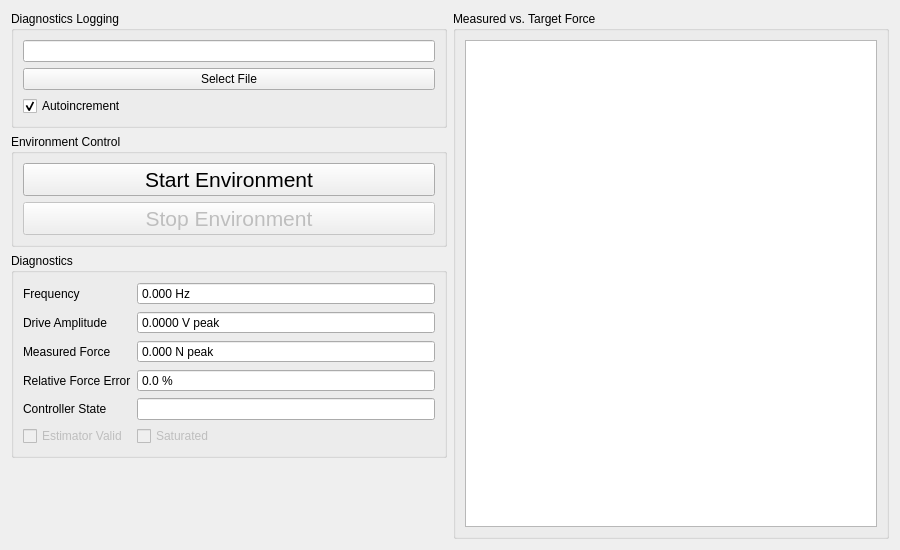
Old version of the form components/sine_force_control_run.ui in the repository uxmjo/rattlesnake-vibration-controller.
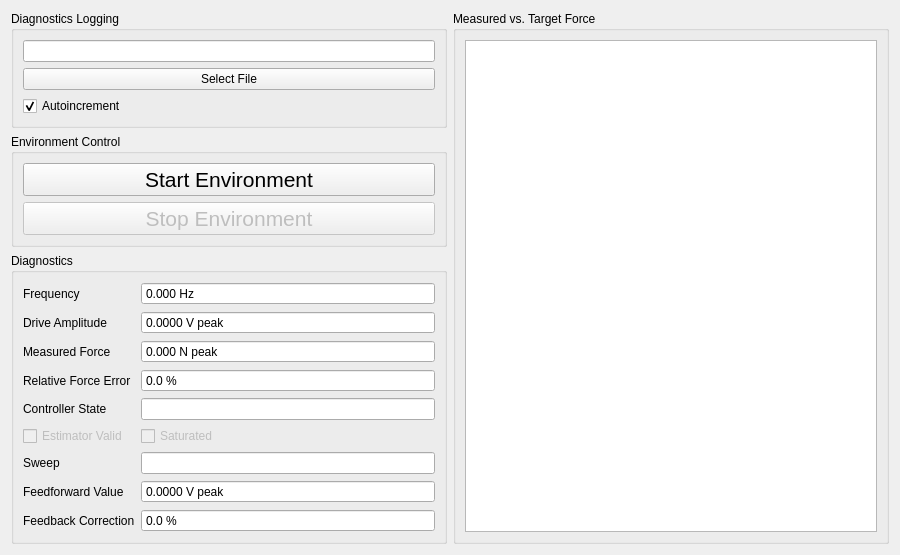
New version of the form. Custom widgets are drawn as their Qt base class.

Commit message: feedforward learning implementiert

Diff of the .ui file:
```diff
--- a/components/sine_force_control_run.ui
+++ b/components/sine_force_control_run.ui
@@ -256,6 +256,84 @@
           </property>
          </widget>
         </item>
+        <item row="6" column="0">
+         <widget class="QLabel" name="sweep_info_label">
+          <property name="text">
+           <string>Sweep</string>
+          </property>
+         </widget>
+        </item>
+        <item row="6" column="1">
+         <widget class="QLineEdit" name="sweep_info_display">
+          <property name="readOnly">
+           <bool>true</bool>
+          </property>
+          <property name="toolTip">
+           <string>Current sweep leg number and direction (up/down).</string>
+          </property>
+         </widget>
+        </item>
+        <item row="7" column="0">
+         <widget class="QLabel" name="feedforward_value_label">
+          <property name="text">
+           <string>Feedforward Value</string>
+          </property>
+         </widget>
+        </item>
+        <item row="7" column="1">
+         <widget class="QDoubleSpinBox" name="feedforward_value_display">
+          <property name="readOnly">
+           <bool>true</bool>
+          </property>
+          <property name="buttonSymbols">
+           <enum>QAbstractSpinBox::NoButtons</enum>
+          </property>
+          <property name="toolTip">
+           <string>Current learned feedforward drive amplitude A_FF(f) at the instantaneous frequency (interpolated). NaN if Feedforward Learning is disabled.</string>
+          </property>
+          <property name="suffix">
+           <string> V peak</string>
+          </property>
+          <property name="decimals">
+           <number>4</number>
+          </property>
+          <property name="maximum">
+           <double>100.000000000000000</double>
+          </property>
+         </widget>
+        </item>
+        <item row="8" column="0">
+         <widget class="QLabel" name="feedback_correction_label">
+          <property name="text">
+           <string>Feedback Correction</string>
+          </property>
+         </widget>
+        </item>
+        <item row="8" column="1">
+         <widget class="QDoubleSpinBox" name="feedback_correction_display">
+          <property name="readOnly">
+           <bool>true</bool>
+          </property>
+          <property name="buttonSymbols">
+           <enum>QAbstractSpinBox::NoButtons</enum>
+          </property>
+          <property name="toolTip">
+           <string>Remaining trim the fast loop is applying on top of the feedforward value, as a percentage (total = feedforward * (1 + this/100)). Should shrink toward 0% as the feedforward map learns. NaN if Feedforward Learning is disabled.</string>
+          </property>
+          <property name="suffix">
+           <string> %</string>
+          </property>
+          <property name="decimals">
+           <number>1</number>
+          </property>
+          <property name="minimum">
+           <double>-1000.000000000000000</double>
+          </property>
+          <property name="maximum">
+           <double>1000.000000000000000</double>
+          </property>
+         </widget>
+        </item>
        </layout>
       </widget>
      </item>
```
The commit also changes 11 other files.
